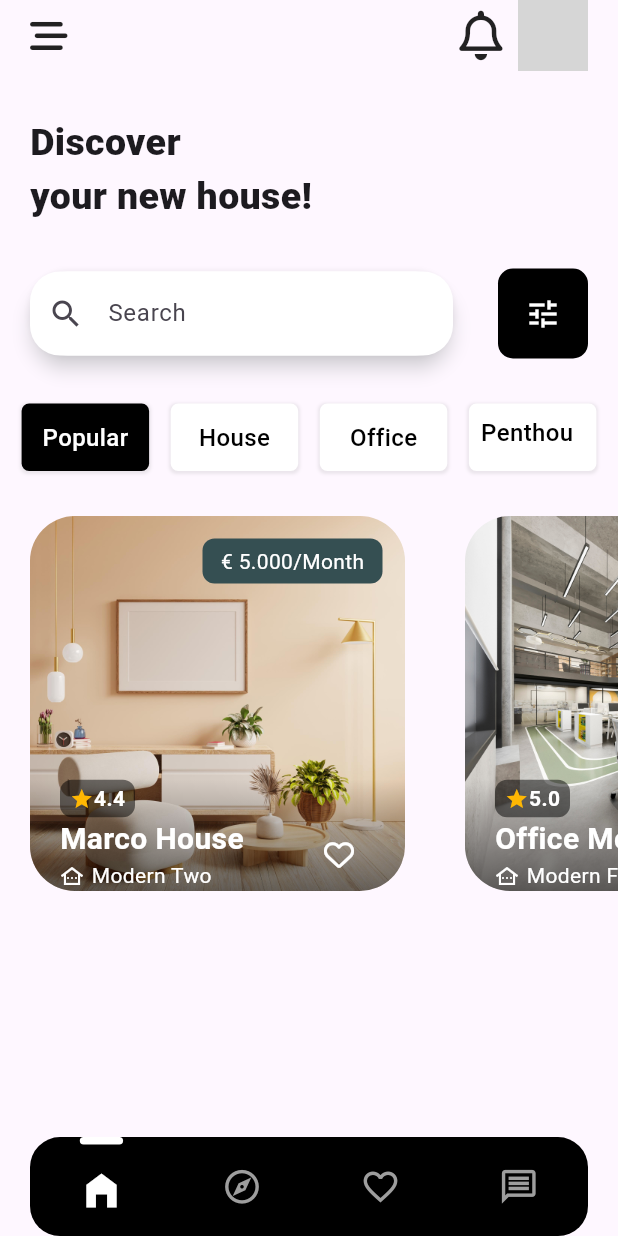
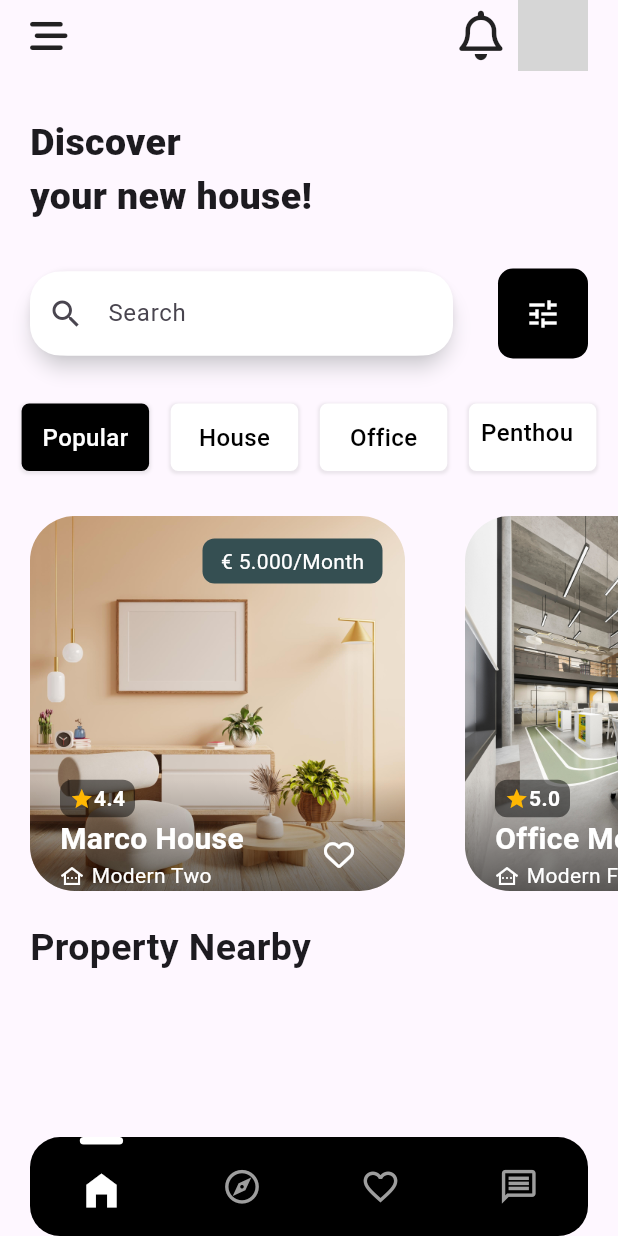
Before and after one commit to jhongo/Flutter_Rental_App, a Flutter app: the screen it shows after launch, on a phone screen of 412 x 824 dp. Run offline on Flutter 3.47's test engine with Material 3 defaults, Android fonts, the phone set to English and light mode, and no system bars; our stand-ins replace flutter_riverpod, font_awesome_flutter; network calls fail; grey boxes are pictures that could not be loaded.

Commit message:
🚧 [ADD]: Title nearby
[ADD]: Title nearby

```diff
--- a/lib/presentation/screens/home_screen/home_screen.dart
+++ b/lib/presentation/screens/home_screen/home_screen.dart
@@ -2,6 +2,7 @@ import 'package:flutter/material.dart';
 import 'package:flutter_property_rental_ui/presentation/screens/home_screen/widgets/body_home.dart';
 import 'package:flutter_property_rental_ui/presentation/screens/home_screen/widgets/header_home.dart';
 import 'package:flutter_property_rental_ui/presentation/screens/home_screen/widgets/search_and_title.dart';
+import 'package:flutter_property_rental_ui/presentation/screens/home_screen/widgets/title_neaby.dart';
 
 class HomeScreen extends StatelessWidget {
 
@@ -16,7 +17,8 @@ class HomeScreen extends StatelessWidget {
           SizedBox(height: 30),
           SearchAndTitle(),
           SizedBox(height: 30),
-          BodyHome()
+          BodyHome(),
+          TitleWidget()
           // BodyHome(),
           // FooterHome(),
         ],
--- a/lib/presentation/screens/home_screen/widgets/body_home.dart
+++ b/lib/presentation/screens/home_screen/widgets/body_home.dart
@@ -24,7 +24,7 @@ class BodyHome extends ConsumerWidget {
                 onTap: () => ref.read(stateItemFilter.notifier).state = HouseType.values[index]
                 // houseType: HouseType.values[index],
               );})),
-          SizedBox(height: 30),
+          const SizedBox(height: 30),
           SizedBox(
             height: 250,
             width: MediaQuery.of(context).size.width,
--- a/lib/presentation/screens/home_screen/widgets/card_property.dart
+++ b/lib/presentation/screens/home_screen/widgets/card_property.dart
@@ -3,7 +3,6 @@ import 'package:flutter_property_rental_ui/infrastructure/models/property.dart';
 import 'package:font_awesome_flutter/font_awesome_flutter.dart';
 
 class CardProperty extends StatelessWidget {
-
   final Property property;
   const CardProperty({super.key, required this.property});
 
@@ -16,8 +15,8 @@ class CardProperty extends StatelessWidget {
         child: SizedBox(
           width: 250,
           child: DecoratedBox(
-            decoration: BoxDecoration(
-              borderRadius: BorderRadius.circular(40)),
+              decoration:
+                  BoxDecoration(borderRadius: BorderRadius.circular(40)),
               child: Stack(
                 children: [
                   BackgroundCard(property: property),
@@ -26,7 +25,27 @@ class CardProperty extends StatelessWidget {
                     bottom: 0,
                     right: 0,
                     left: 0,
-                child: SizedBox(
+                    child: _BodyDetailsCard(property: property),
+                  )
+                ],
+              )),
+        ),
+      ),
+    );
+  }
+}
+
+class _BodyDetailsCard extends StatelessWidget {
+  const _BodyDetailsCard({
+    super.key,
+    required this.property,
+  });
+
+  final Property property;
+
+  @override
+  Widget build(BuildContext context) {
+    return SizedBox(
       width: MediaQuery.of(context).size.width,
       height: MediaQuery.of(context).size.height * 0.09,
       child: DecoratedBox(
@@ -35,8 +54,7 @@ class CardProperty extends StatelessWidget {
           begin: Alignment.bottomCenter,
           end: Alignment.topCenter,
           colors: [Colors.black54, Colors.transparent],
-                        )
-                    ),
+        )),
         child: Padding(
           padding: const EdgeInsets.symmetric(horizontal: 20),
           child: Column(
@@ -48,52 +66,64 @@ class CardProperty extends StatelessWidget {
                   child: DecoratedBox(
                     decoration: BoxDecoration(
                         color: Colors.black.withOpacity(0.5),
-                                borderRadius: BorderRadius.circular(8)
-                              ),
+                        borderRadius: BorderRadius.circular(8)),
                     child: Row(
                       mainAxisAlignment: MainAxisAlignment.center,
                       children: [
-                                  const Icon(Icons.star, color: Color(0xFFffb703), size: 16,),
-                                  Text(property.qualitify.toString(),style: const TextStyle(color: Colors.white,
-                                      fontWeight: FontWeight.w700, fontSize: 14
+                        const Icon(
+                          Icons.star,
+                          color: Color(0xFFffb703),
+                          size: 16,
                         ),
+                        Text(
+                          property.qualitify.toString(),
+                          style: const TextStyle(
+                              color: Colors.white,
+                              fontWeight: FontWeight.w700,
+                              fontSize: 14),
                         ),
                       ],
                     ),
-                            )
-                          ),
-
+                  )),
               Row(
                 children: [
                   Expanded(
                     child: Column(
                       crossAxisAlignment: CrossAxisAlignment.start,
                       children: [
-                                    Text(property.name, style: const TextStyle(fontSize: 20,color: Colors.white, fontWeight: FontWeight.bold), maxLines: 1,overflow: TextOverflow.ellipsis, ),
+                        Text(
+                          property.name,
+                          style: const TextStyle(
+                              fontSize: 20,
+                              color: Colors.white,
+                              fontWeight: FontWeight.bold),
+                          maxLines: 1,
+                          overflow: TextOverflow.ellipsis,
+                        ),
                         Row(
                           children: [
-                                        const Icon(Icons.other_houses_outlined, color: Colors.white, size: 16,),
-                                        const SizedBox(width: 5,),
-                                        Text(property.model, style: const TextStyle(color: Colors.white))
+                            const Icon(
+                              Icons.other_houses_outlined,
+                              color: Colors.white,
+                              size: 16,
+                            ),
+                            const SizedBox(
+                              width: 5,
+                            ),
+                            Text(property.model,
+                                style: const TextStyle(color: Colors.white))
                           ],
                         )
                       ],
                     ),
                   ),
-                              IconButton(onPressed:(){},
-                              icon: const FaIcon(FontAwesomeIcons.heart, color: Colors.white, size: 20)
+                  IconButton(
+                      onPressed: () {},
+                      icon: const FaIcon(FontAwesomeIcons.heart,
+                          color: Colors.white, size: 20))
+                ],
               )
             ],
-                          )
-
-                        ],
-                      ),
-                    ) ,
-                  ),
-                ),
-              )
-            ],
-          )
           ),
         ),
       ),
@@ -118,12 +148,14 @@ class _ItemPrice extends StatelessWidget {
         child: DecoratedBox(
           decoration: BoxDecoration(
               borderRadius: BorderRadius.circular(8),
-            color: const Color(0xFF354f52)
-          ),
+              color: const Color(0xFF354f52)),
           child: Row(
             mainAxisAlignment: MainAxisAlignment.center,
             children: [
-              Text('€ ${property.price.toStringAsFixed(3)}/Month', style: const TextStyle(color: Colors.white), ),
+              Text(
+                '€ ${property.price.toStringAsFixed(3)}/Month',
+                style: const TextStyle(color: Colors.white),
+              ),
             ],
           ),
         ),
--- /dev/null
+++ b/lib/presentation/screens/home_screen/widgets/title_neaby.dart
@@ -0,0 +1,19 @@
+import 'package:flutter/material.dart';
+
+
+class TitleWidget extends StatelessWidget {
+  const TitleWidget({super.key});
+
+  @override
+  Widget build(BuildContext context) {
+    return Align(
+      alignment: Alignment.centerLeft,
+      child: Padding(
+        padding: const EdgeInsets.symmetric(horizontal: 20, vertical: 20),
+        child: const SizedBox(
+          child: Text('Property Nearby', style: TextStyle( fontSize: 25, fontWeight: FontWeight.bold ), ),
+        ),
+      ),
+    );
+  }
+}
```
Lines whose indentation alone changed are shown as unchanged.
